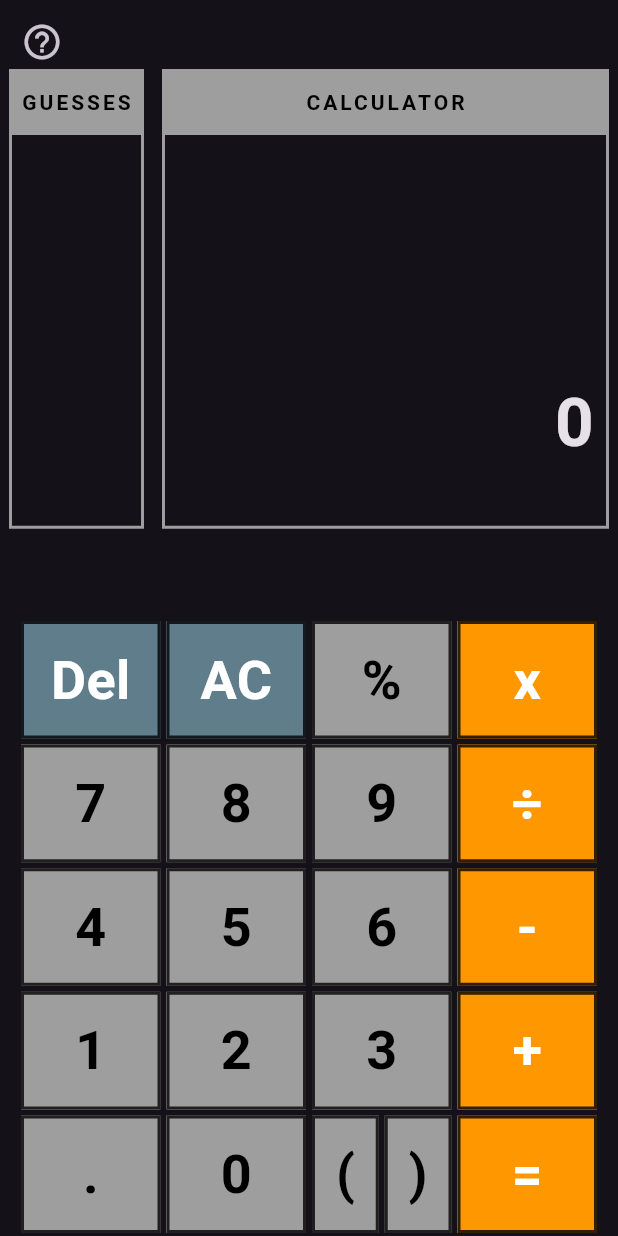
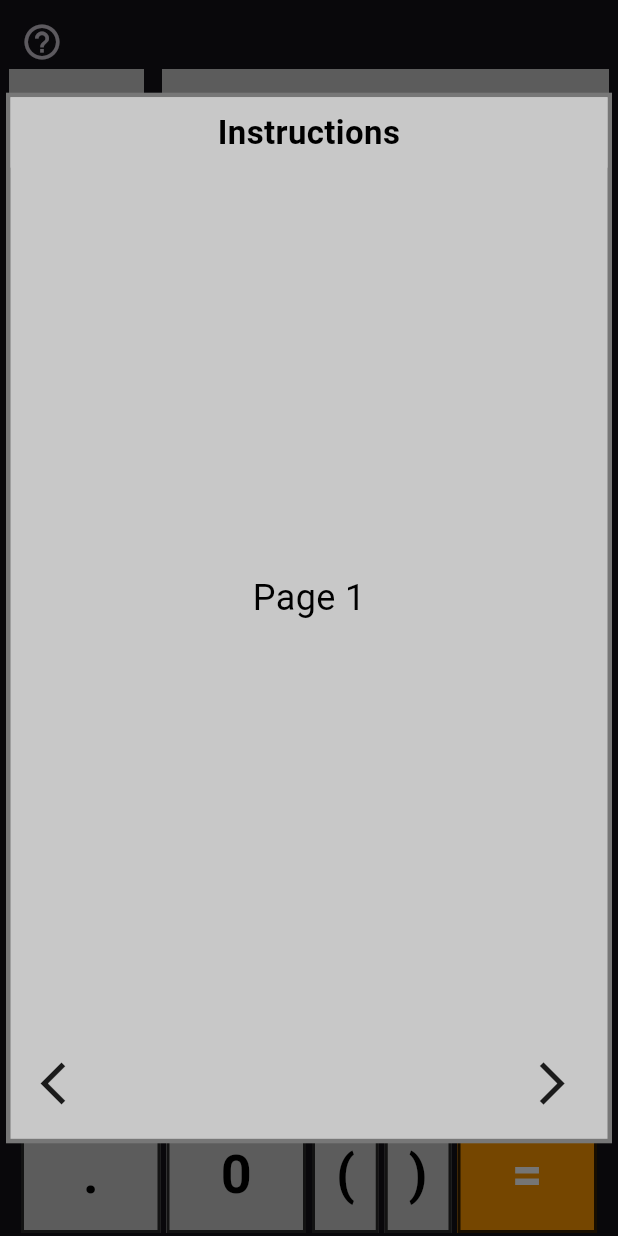
Before and after one commit to amaruelod137/Cogulator, a Flutter app: the screen it shows after launch, after a tap on the "help outline" icon, on a phone screen of 412 x 824 dp. Run offline on Flutter 3.47's test engine with Material 3 defaults, Android fonts, the phone set to English and light mode, and no system bars; our stand-ins replace math_expressions.

Commit message:
help button now opens basic pop up window with forward and back buttons. going to add flippable windows next and content later. recolored most elements to lighter grey.

```diff
--- a/lib/calculator_screen.dart
+++ b/lib/calculator_screen.dart
@@ -169,7 +169,7 @@ class _CalculatorScreenState extends State<CalculatorScreen> {
               icon: const Icon(Icons.help_outline),
               iconSize: 28,
               onPressed: (){
-
+                showHelpPopup();
               },
             ),
           )
@@ -289,7 +289,7 @@ class _CalculatorScreenState extends State<CalculatorScreen> {
       margin: const EdgeInsets.all(6),
       decoration: BoxDecoration(
         border: Border.all(
-          color: Colors.grey,
+          color: Color.fromARGB(255, 200, 200, 200),
           width: 2,
         ),
       ),
@@ -302,10 +302,10 @@ class _CalculatorScreenState extends State<CalculatorScreen> {
             width: double.infinity,
             // padding: const EdgeInsets.symmetric(vertical: 8),
             decoration: const BoxDecoration(
-              color: Colors.grey,
+              color: Color.fromARGB(255, 200, 200, 200),
               border: Border(
                 bottom: BorderSide(
-                  color: Colors.grey,
+                  color: Color.fromARGB(255, 200, 200, 200),
                   width: 2,
                 ),
               ),
@@ -560,6 +560,96 @@ class _CalculatorScreenState extends State<CalculatorScreen> {
       (color.b * 0.75).round(),
     );
   }
+
+  // modal overlay for tutorial popup window
+  void showHelpPopup(){
+    showDialog(
+      context: context,
+      builder: (context) {
+        return Dialog(
+          backgroundColor: Colors.transparent,
+          elevation: 0,
+          insetPadding: const EdgeInsets.all(4),
+          child: Container(
+            width: double.infinity,
+            height: MediaQuery.of(context).size.height * 0.85,
+
+            decoration: BoxDecoration(
+              color: const Color.fromARGB(255, 200, 200, 200),
+              border: Border.all(
+                color: const Color.fromARGB(255, 119, 119, 119),
+                width: 3,
+              ),
+            ),
+
+            child: Column(
+              children: [
+
+                // Title
+                Container(
+                  width: double.infinity,
+                  padding: const EdgeInsets.all(8),
+                  color: const Color.fromARGB(255, 200, 200, 200),
+                  child: const Text(
+                    "Instructions",
+                    textAlign: TextAlign.center,
+                    style: TextStyle(
+                      fontSize: 22,
+                      fontWeight: FontWeight.bold,
+                      color: Colors.black
+                    ),
+                  ),
+                ),
+
+                // Tutorial content
+                const Expanded(
+                  child: Center(
+                    child: Text(
+                      "Page 1",
+                      style: TextStyle(
+                        fontSize:24,
+                        color: Colors.black
+                        ),
+                    ),
+                  ),
+                ),
+
+                // Bottom buttons
+                Padding(
+                  padding: const EdgeInsets.all(12),
+                  child: Row(
+                    mainAxisAlignment: MainAxisAlignment.spaceBetween,
+                    children: [
+
+                      // previous page arrow
+                      IconButton(
+                        onPressed: () {},
+                        icon: const Icon(
+                          Icons.arrow_back_ios,
+                          color: Colors.black87,
+                          size: 34
+                        ),
+                      ),
+
+                      // next page arrow
+                      IconButton(
+                        onPressed: () {},
+                        icon: const Icon(
+                          Icons.arrow_forward_ios,
+                          color: Colors.black87,
+                          size: 34
+                        ),
+                      ),
+                    ],
+                  ),
+                ),
+              ],
+            )
+          ),
+        );
+      }
+    );
+  }
   // ##########
   Color getBtnColor(value){
     return [Btn.del, Btn.clr].contains(value)
@@ -572,6 +662,6 @@ class _CalculatorScreenState extends State<CalculatorScreen> {
           Btn.calculate,
         ].contains(value)
           ? Colors.orange
-          : Colors.grey;// const Color.fromARGB(255, 47, 47, 47);
+          : Color.fromARGB(255, 200, 200, 200);// const Color.fromARGB(255, 47, 47, 47);
   }
 }
```
